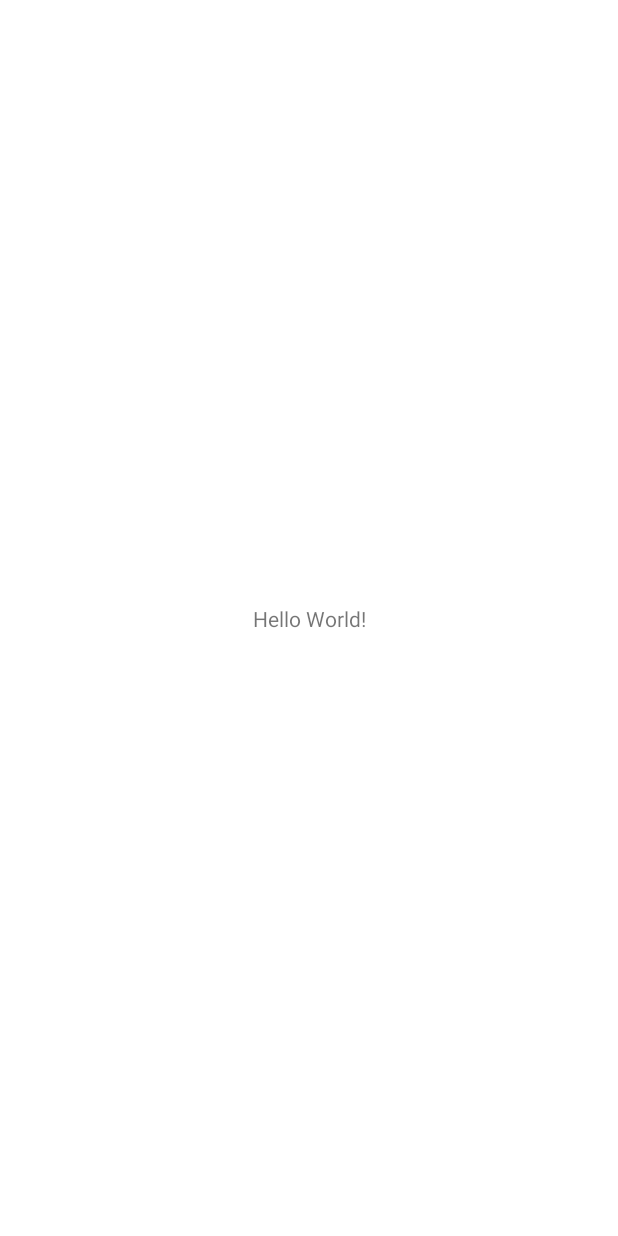
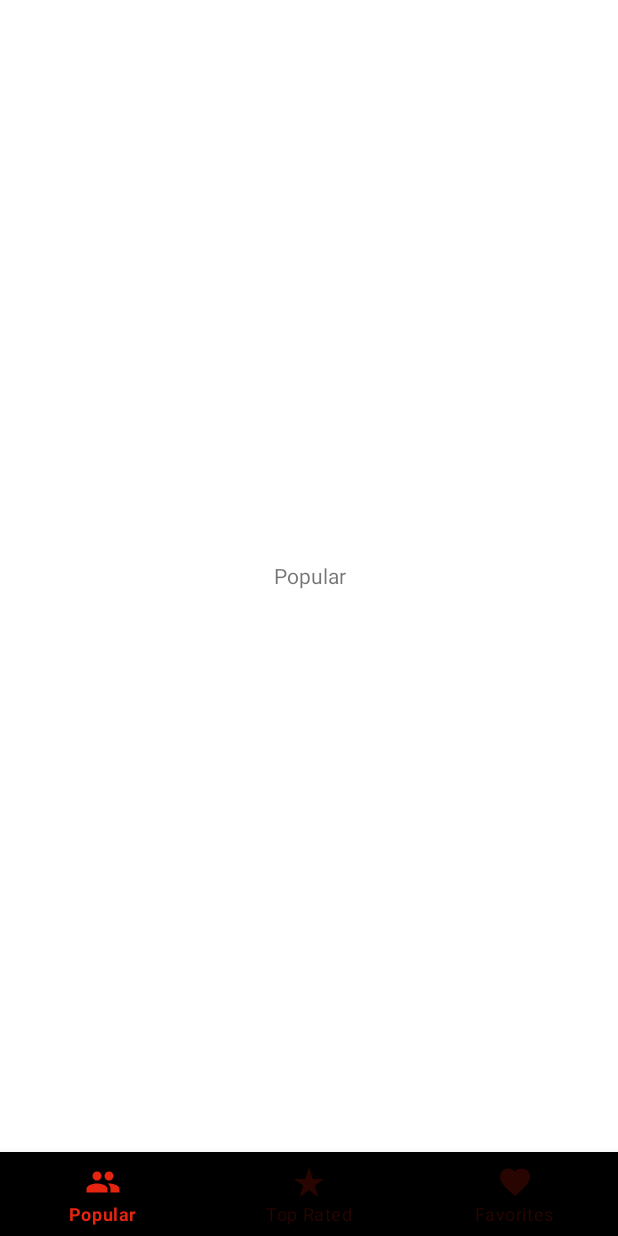
Before and after one commit to pmiclynx/summerInternship-2022, an Android app: the MainActivity screen opened directly, with no data from a screen before it, on a phone screen of 412 x 824 dp. Before the commit the screen is almost empty. Run offline under Robolectric (Android 15) with nearby library versions, the phone set to English and light mode, and no system bars; our stand-ins replace navigation-ui.

Commit message:
#3 Create Bottom Navigation with 3 Fragments: created bottom nav with 3 fragments

```diff
--- a/app/build.gradle
+++ b/app/build.gradle
@@ -6,7 +6,6 @@ plugins {
 
 android {
     compileSdk 32
-
     defaultConfig {
         applicationId "com.summer.internship.tvtracker"
         minSdk 23
@@ -48,4 +47,7 @@ dependencies {
     testImplementation 'junit:junit:4.13.2'
     androidTestImplementation 'androidx.test.ext:junit:1.1.3'
     androidTestImplementation 'androidx.test.espresso:espresso-core:3.4.0'
+    def nav_version = "2.5.0"
+    implementation("androidx.navigation:navigation-fragment-ktx:$nav_version")
+    implementation("androidx.navigation:navigation-ui-ktx:$nav_version")
 }
--- a/app/src/main/java/com/summer/internship/tvtracker/MainActivity.kt
+++ b/app/src/main/java/com/summer/internship/tvtracker/MainActivity.kt
@@ -2,12 +2,27 @@ package com.summer.internship.tvtracker
 
 import androidx.appcompat.app.AppCompatActivity
 import android.os.Bundle
+import android.widget.MediaController
 import android.widget.TextView
 import android.widget.Toast
+import androidx.navigation.NavController
+import androidx.navigation.fragment.NavHostFragment
+import androidx.navigation.ui.NavigationUI.setupWithNavController
+
+import com.summer.internship.tvtracker.databinding.ActivityMainBinding
+import com.summer.internship.tvtracker.databinding.ActivityRegisterBinding
 
 class MainActivity : AppCompatActivity() {
+    private lateinit var binding: ActivityMainBinding
+    private lateinit var navController: NavController
     override fun onCreate(savedInstanceState: Bundle?) {
         super.onCreate(savedInstanceState)
-        setContentView(R.layout.activity_main)
+        binding = ActivityMainBinding.inflate(layoutInflater)
+        setContentView(binding.root)
+        val navHostFragment =
+            supportFragmentManager.findFragmentById(R.id.MainContainer) as NavHostFragment
+        navController = navHostFragment.navController
+        val bottomNavigationView = binding.bottomNavigationView
+        setupWithNavController(bottomNavigationView, navController)
     }
 }
--- /dev/null
+++ b/app/src/main/java/com/summer/internship/tvtracker/PopularFragment.kt
@@ -0,0 +1,59 @@
+package com.summer.internship.tvtracker
+
+import android.os.Bundle
+import androidx.fragment.app.Fragment
+import android.view.LayoutInflater
+import android.view.View
+import android.view.ViewGroup
+
+// TODO: Rename parameter arguments, choose names that match
+// the fragment initialization parameters, e.g. ARG_ITEM_NUMBER
+private const val ARG_PARAM1 = "param1"
+private const val ARG_PARAM2 = "param2"
+
+/**
+ * A simple [Fragment] subclass.
+ * Use the [PopularFragment.newInstance] factory method to
+ * create an instance of this fragment.
+ */
+class PopularFragment : Fragment() {
+    // TODO: Rename and change types of parameters
+    private var param1: String? = null
+    private var param2: String? = null
+
+    override fun onCreate(savedInstanceState: Bundle?) {
+        super.onCreate(savedInstanceState)
+        arguments?.let {
+            param1 = it.getString(ARG_PARAM1)
+            param2 = it.getString(ARG_PARAM2)
+        }
+    }
+
+    override fun onCreateView(
+        inflater: LayoutInflater, container: ViewGroup?,
+        savedInstanceState: Bundle?
+    ): View? {
+        // Inflate the layout for this fragment
+        return inflater.inflate(R.layout.fragment_popular, container, false)
+    }
+
+    companion object {
+        /**
+         * Use this factory method to create a new instance of
+         * this fragment using the provided parameters.
+         *
+         * @param param1 Parameter 1.
+         * @param param2 Parameter 2.
+         * @return A new instance of fragment PopularFragment.
+         */
+        // TODO: Rename and change types and number of parameters
+        @JvmStatic
+        fun newInstance(param1: String, param2: String) =
+            PopularFragment().apply {
+                arguments = Bundle().apply {
+                    putString(ARG_PARAM1, param1)
+                    putString(ARG_PARAM2, param2)
+                }
+            }
+    }
+}
--- /dev/null
+++ b/app/src/main/res/drawable/bottom_nav_colors.xml
@@ -0,0 +1,6 @@
+<?xml version="1.0" encoding="utf-8"?>
+<selector xmlns:android="http://schemas.android.com/apk/res/android">
+
+    <item android:color="#e62510" android:state_checked="true" />
+    <item android:color="#290501" android:state_checked="false" />
+</selector>
--- /dev/null
+++ b/app/src/main/res/drawable/ic_baseline_favorite_24.xml
@@ -0,0 +1,5 @@
+<vector android:height="24dp" android:tint="#000000"
+    android:viewportHeight="24" android:viewportWidth="24"
+    android:width="24dp" xmlns:android="http://schemas.android.com/apk/res/android">
+    <path android:fillColor="@android:color/white" android:pathData="M12,21.35l-1.45,-1.32C5.4,15.36 2,12.28 2,8.5 2,5.42 4.42,3 7.5,3c1.74,0 3.41,0.81 4.5,2.09C13.09,3.81 14.76,3 16.5,3 19.58,3 22,5.42 22,8.5c0,3.78 -3.4,6.86 -8.55,11.54L12,21.35z"/>
+</vector>
--- /dev/null
+++ b/app/src/main/res/drawable/ic_baseline_group_24.xml
@@ -0,0 +1,5 @@
+<vector android:height="24dp" android:tint="#000000"
+    android:viewportHeight="24" android:viewportWidth="24"
+    android:width="24dp" xmlns:android="http://schemas.android.com/apk/res/android">
+    <path android:fillColor="@android:color/white" android:pathData="M16,11c1.66,0 2.99,-1.34 2.99,-3S17.66,5 16,5c-1.66,0 -3,1.34 -3,3s1.34,3 3,3zM8,11c1.66,0 2.99,-1.34 2.99,-3S9.66,5 8,5C6.34,5 5,6.34 5,8s1.34,3 3,3zM8,13c-2.33,0 -7,1.17 -7,3.5L1,19h14v-2.5c0,-2.33 -4.67,-3.5 -7,-3.5zM16,13c-0.29,0 -0.62,0.02 -0.97,0.05 1.16,0.84 1.97,1.97 1.97,3.45L17,19h6v-2.5c0,-2.33 -4.67,-3.5 -7,-3.5z"/>
+</vector>
--- /dev/null
+++ b/app/src/main/res/drawable/ic_baseline_star_rate_24.xml
@@ -0,0 +1,5 @@
+<vector android:height="24dp" android:tint="#000000"
+    android:viewportHeight="24" android:viewportWidth="24"
+    android:width="24dp" xmlns:android="http://schemas.android.com/apk/res/android">
+    <path android:fillColor="@android:color/white" android:pathData="M14.43,10l-2.43,-8l-2.43,8l-7.57,0l6.18,4.41l-2.35,7.59l6.17,-4.69l6.18,4.69l-2.35,-7.59l6.17,-4.41z"/>
+</vector>
--- a/app/src/main/res/layout/activity_main.xml
+++ b/app/src/main/res/layout/activity_main.xml
@@ -6,14 +6,27 @@
     android:layout_height="match_parent"
     tools:context=".MainActivity">
 
-    <TextView
-        android:id="@+id/TextViewWellcomeText"
-        android:layout_width="wrap_content"
+    <fragment
+        android:id="@+id/MainContainer"
+        android:name="androidx.navigation.fragment.NavHostFragment"
+        android:layout_width="0dp"
+        android:layout_height="0dp"
+        app:defaultNavHost="true"
+        app:layout_constraintBottom_toTopOf="@+id/bottomNavigationView"
+        app:layout_constraintEnd_toEndOf="parent"
+        app:layout_constraintStart_toStartOf="parent"
+        app:layout_constraintTop_toTopOf="parent"
+        app:navGraph="@navigation/nav_graph" />
+
+    <com.google.android.material.bottomnavigation.BottomNavigationView
+        android:id="@+id/bottomNavigationView"
+        android:layout_width="0dp"
         android:layout_height="wrap_content"
-        android:text="Hello World!"
+        app:menu="@menu/nav_bottom_menu"
+        app:itemIconTint="@drawable/bottom_nav_colors"
+        app:itemTextColor="@drawable/bottom_nav_colors"
+        android:background="@color/black"
         app:layout_constraintBottom_toBottomOf="parent"
         app:layout_constraintEnd_toEndOf="parent"
-        app:layout_constraintStart_toStartOf="parent"
-        app:layout_constraintTop_toTopOf="parent" />
-
+        app:layout_constraintStart_toStartOf="parent" />
 </androidx.constraintlayout.widget.ConstraintLayout>
--- /dev/null
+++ b/app/src/main/res/layout/fragment_popular.xml
@@ -0,0 +1,15 @@
+<?xml version="1.0" encoding="utf-8"?>
+<FrameLayout xmlns:android="http://schemas.android.com/apk/res/android"
+    xmlns:tools="http://schemas.android.com/tools"
+    android:layout_width="match_parent"
+    android:layout_height="match_parent"
+    tools:context=".PopularFragment">
+
+    <!-- TODO: Update blank fragment layout -->
+    <TextView
+        android:gravity="center"
+        android:layout_width="match_parent"
+        android:layout_height="match_parent"
+        android:text="Popular" />
+
+</FrameLayout>
--- /dev/null
+++ b/app/src/main/res/menu/nav_bottom_menu.xml
@@ -0,0 +1,16 @@
+<?xml version="1.0" encoding="utf-8"?>
+<menu xmlns:android="http://schemas.android.com/apk/res/android">
+
+    <item
+        android:id="@+id/popularFragment"
+        android:icon="@drawable/ic_baseline_group_24"
+        android:title="Popular" />
+    <item
+        android:id="@+id/topRatedFragment"
+        android:icon="@drawable/ic_baseline_star_rate_24"
+        android:title="Top Rated" />
+    <item
+        android:id="@+id/favoritesFragment"
+        android:icon="@drawable/ic_baseline_favorite_24"
+        android:title="Favorites" />
+</menu>
--- /dev/null
+++ b/app/src/main/res/navigation/nav_graph.xml
@@ -0,0 +1,23 @@
+<?xml version="1.0" encoding="utf-8"?>
+<navigation xmlns:android="http://schemas.android.com/apk/res/android"
+    xmlns:app="http://schemas.android.com/apk/res-auto"
+    xmlns:tools="http://schemas.android.com/tools"
+    android:id="@+id/nav_graph"
+    app:startDestination="@id/popularFragment">
+
+    <fragment
+        android:id="@+id/favoritesFragment"
+        android:name="com.summer.internship.tvtracker.FavoritesFragment"
+        android:label="fragment_favorites"
+        tools:layout="@layout/fragment_favorites" />
+    <fragment
+        android:id="@+id/popularFragment"
+        android:name="com.summer.internship.tvtracker.PopularFragment"
+        android:label="fragment_popular"
+        tools:layout="@layout/fragment_popular" />
+    <fragment
+        android:id="@+id/topRatedFragment"
+        android:name="com.summer.internship.tvtracker.TopRatedFragment"
+        android:label="fragment_top_rated"
+        tools:layout="@layout/fragment_top_rated" />
+</navigation>
--- a/app/src/main/res/values/strings.xml
+++ b/app/src/main/res/values/strings.xml
@@ -8,4 +8,6 @@
     <string name="verify_password">Verify Password</string>
     <string name="register_here">Register Here!</string>
     <string name="don_t_have_an_account">Don t have an account ?</string>
+    <!-- TODO: Remove or change this placeholder text -->
+    <string name="hello_blank_fragment">Hello blank fragment</string>
 </resources>
--- a/build.gradle
+++ b/build.gradle
@@ -8,7 +8,7 @@ buildscript {
 plugins {
     id 'com.android.application' version '7.2.1' apply false
     id 'com.android.library' version '7.2.1' apply false
-    id 'org.jetbrains.kotlin.android' version '1.7.0' apply false
+    id 'org.jetbrains.kotlin.android' version '1.7.10' apply false
 }
 
 task clean(type: Delete) {
```
Also changed, not shown: app/src/main/java/com/summer/internship/tvtracker/FavoritesFragment.kt (added, +59 -0 lines), app/src/main/java/com/summer/internship/tvtracker/TopRatedFragment.kt (added, +59 -0 lines), app/src/main/res/layout/fragment_favorites.xml (added, +15 -0 lines), app/src/main/res/layout/fragment_top_rated.xml (added, +15 -0 lines).
